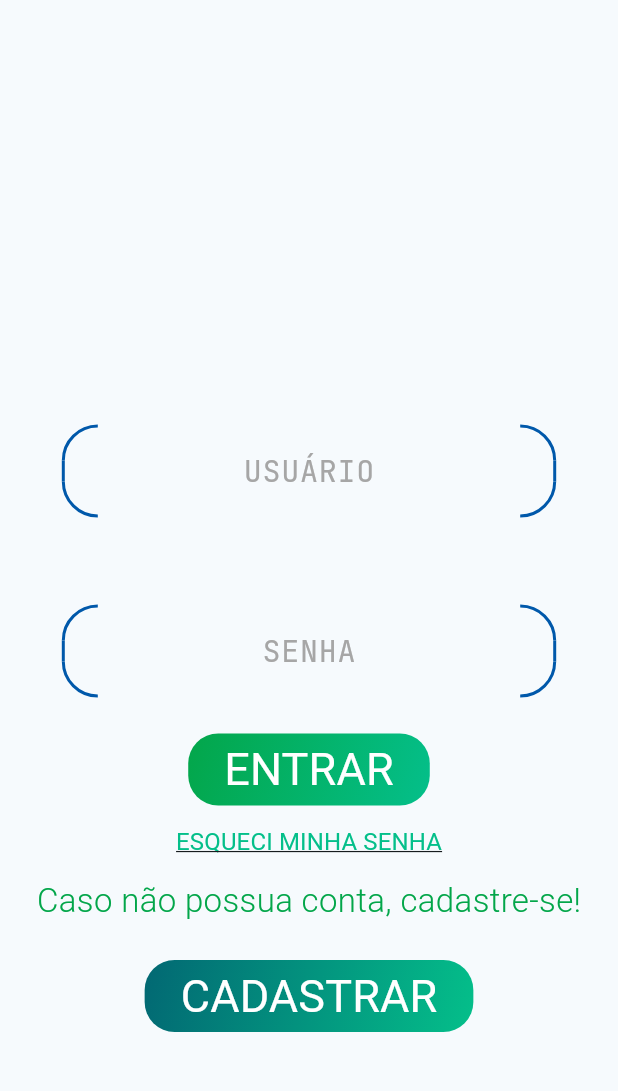
After one commit to artri-app/artri-app, a Flutter app: the screen it shows after launch, on a phone screen of 412 x 824 dp, the part 84-1175 px from its top. The commit adds this screen. Run offline on Flutter 3.47's test engine with Material 3 defaults, Android fonts, the phone set to English and light mode, and no system bars; our stand-ins replace flutter_dotenv, gap, google_fonts.

Commit message:
feat: provider
Providers and using view model on login page.

```diff
--- a/lib/views/app.dart
+++ b/lib/views/app.dart
@@ -1,5 +1,6 @@
 import 'package:artriapp/services/auth_service.dart';
-import 'package:artriapp/views/home_page/home_page.dart';
+import 'package:artriapp/view_models/login_view_model.dart';
+import 'package:artriapp/views/login_page/login_page.dart';
 import 'package:flutter/material.dart';
 import 'package:google_fonts/google_fonts.dart';
 import 'package:provider/provider.dart';
@@ -12,14 +13,19 @@ class App extends StatelessWidget {
     ThemeData(textTheme: GoogleFonts.jetBrainsMonoTextTheme());
 
     return MultiProvider(
-      providers: [Provider(create: (context) => AuthService())],
+      providers: [
+        Provider(create: (context) => AuthService()),
+        ChangeNotifierProvider(
+            create: (context) => LoginViewModel(
+                Provider.of<AuthService>(context, listen: false)))
+      ],
       child: MaterialApp(
         title: 'ArtriApp',
         theme: ThemeData(
           colorScheme: ColorScheme.fromSeed(seedColor: Colors.blueGrey),
           useMaterial3: true,
         ),
-        home: const HomePage(title: 'ArtriApp'),
+        home: const LoginPage(title: 'ArtriApp'),
       ),
     );
   }
--- a/lib/views/fatigue_page/fatigue_page.dart
+++ b/lib/views/fatigue_page/fatigue_page.dart
@@ -1,4 +1,3 @@
-import 'package:artriapp/views/widgets/checkboxList.dart';
 import 'package:artriapp/views/widgets/navbar.dart';
 import 'package:artriapp/views/widgets/painScaleSelector.dart';
 import 'package:flutter/material.dart';
--- /dev/null
+++ b/lib/views/login_page/login_page.dart
@@ -0,0 +1,105 @@
+import 'package:artriapp/utils/enums/input_text_type.dart';
+import 'package:artriapp/view_models/login_view_model.dart';
+import 'package:artriapp/views/widgets/button.dart';
+import 'package:artriapp/views/widgets/input_text.dart';
+import 'package:flutter/material.dart';
+import 'package:google_fonts/google_fonts.dart';
+import 'package:provider/provider.dart';
+
+class LoginPage extends StatelessWidget {
+  const LoginPage({super.key, required this.title});
+
+  final String title;
+
+  @override
+  Widget build(BuildContext context) {
+    return Scaffold(
+      appBar: AppBar(
+          title: Text(title),
+          centerTitle: true,
+          titleTextStyle: GoogleFonts.montserrat(
+            textStyle: const TextStyle(
+                color: Color.fromARGB(255, 2, 89, 64),
+                fontWeight: FontWeight.w300,
+                fontSize: 50),
+          )),
+      body: Consumer<LoginViewModel>(builder: (context, viewModel, child) {
+        final Size screenSize = MediaQuery.of(context).size;
+
+        return Center(
+          child: Column(
+            mainAxisAlignment: MainAxisAlignment.end,
+            children: <Widget>[
+              ConstrainedBox(
+                constraints: BoxConstraints(
+                  maxWidth: screenSize.width * 0.8,
+                ),
+                child: Column(
+                  children: [
+                    InputText(
+                      placeholder: 'Usuário',
+                      value: viewModel.email,
+                      onValueChanged: (value) => viewModel.setEmail(value),
+                    ),
+                    const SizedBox(height: 24),
+                    InputText(
+                      placeholder: 'Senha',
+                      onValueChanged: (value) => viewModel.setPassword(value),
+                      type: InputTextType.password,
+                    )
+                  ],
+                ),
+              ),
+              const SizedBox(height: 24),
+              CustomButton(
+                text: 'ENTRAR',
+                onPressed: () async {
+                  await viewModel.handleUserLoginButton();
+                },
+                borderRadius: 20,
+                gradientColors: const [
+                  Color.fromARGB(255, 3, 166, 74),
+                  Color.fromARGB(255, 4, 191, 138),
+                ],
+              ),
+              ElevatedButton(
+                onPressed: () {},
+                style: ButtonStyle(
+                  backgroundColor: WidgetStateProperty.all(Colors.transparent),
+                  shadowColor: WidgetStateProperty.all(Colors.transparent),
+                  overlayColor: WidgetStateProperty.all(Colors.transparent),
+                ),
+                child: const Text(
+                  'ESQUECI MINHA SENHA',
+                  style: TextStyle(
+                      color: Color.fromARGB(255, 4, 191, 138),
+                      decoration: TextDecoration.underline,
+                      fontWeight: FontWeight.w400,
+                      fontSize: 16),
+                ),
+              ),
+              const Text(
+                'Caso não possua conta, cadastre-se!',
+                style: TextStyle(
+                    color: Color.fromARGB(255, 3, 166, 74),
+                    fontSize: 22,
+                    fontWeight: FontWeight.w300),
+              ),
+              const SizedBox(height: 24),
+              CustomButton(
+                text: 'CADASTRAR',
+                onPressed: () {},
+                borderRadius: 20,
+                gradientColors: const [
+                  Color.fromARGB(255, 2, 104, 115),
+                  Color.fromARGB(255, 4, 191, 138),
+                ],
+              ),
+              const SizedBox(height: 80)
+            ],
+          ),
+        );
+      }),
+    );
+  }
+}
```
Also changed, not shown: lib/views/home_page/home_page.dart (deleted, +0 -91 lines), lib/views/sign_up_page/sign_up_page.dart (renamed from lib/views/login/login.dart, +4 -4 lines).
